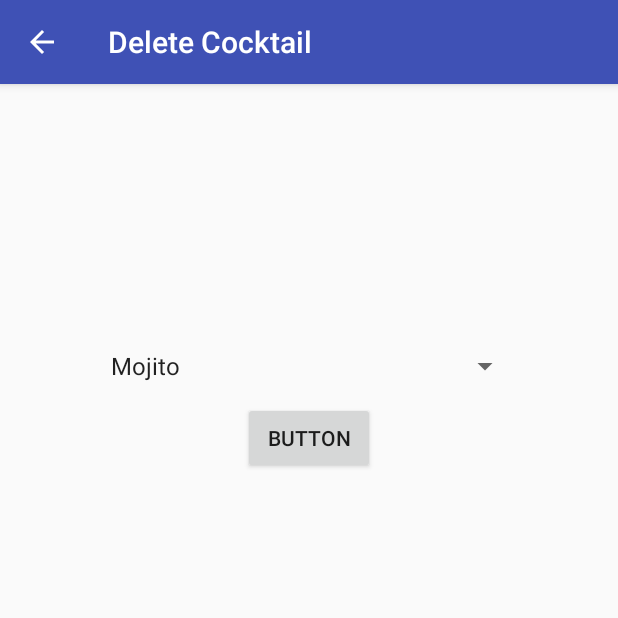
After one commit to scottishasian/Drinkable, an Android app: the DeleteActivity screen opened directly, with no data from a screen before it, on a phone screen of 412 x 824 dp, the top half of it. The commit adds this screen. Run offline under Robolectric (Android 15) with nearby library versions, the phone set to English and light mode, and no system bars.

Commit message:
Set up delete page.

```diff
--- a/Drinkable_app/app/src/main/AndroidManifest.xml
+++ b/Drinkable_app/app/src/main/AndroidManifest.xml
@@ -34,7 +34,11 @@
         <activity
             android:name=".Controllers.AddIngredientsToCocktailActivity"
             android:label="@string/cocktail_add_ingred_title"
-            android:parentActivityName=".Controllers.AddingActivity" ></activity>
+            android:parentActivityName=".Controllers.AddingActivity" />
+        <activity
+            android:name=".Controllers.DeleteActivity"
+            android:label="@string/cocktail_delete_title"
+            android:parentActivityName=".Controllers.ChoicesActivity"></activity>
     </application>
 
 </manifest>
--- a/Drinkable_app/app/src/main/java/com/example/kynansong/drinkable/Controllers/ChoicesActivity.java
+++ b/Drinkable_app/app/src/main/java/com/example/kynansong/drinkable/Controllers/ChoicesActivity.java
@@ -98,6 +98,9 @@ public class ChoicesActivity extends AppCompatActivity {
         if(item.getItemId() == R.id.action_add_cocktail) {
             Intent intent = new Intent(this, AddingActivity.class);
             startActivity(intent);
+        } else if(item.getItemId() == R.id.action_delete_cocktail) {
+            Intent intent = new Intent(this, DeleteActivity.class);
+            startActivity(intent);
         }
         return true;
     }
--- /dev/null
+++ b/Drinkable_app/app/src/main/java/com/example/kynansong/drinkable/Controllers/DeleteActivity.java
@@ -0,0 +1,55 @@
+package com.example.kynansong.drinkable.Controllers;
+
+import android.support.v7.app.AppCompatActivity;
+import android.os.Bundle;
+import android.widget.ArrayAdapter;
+import android.widget.Button;
+import android.widget.Spinner;
+
+import com.example.kynansong.drinkable.Database.DrinkableDatabase;
+import com.example.kynansong.drinkable.Models.Cocktails;
+import com.example.kynansong.drinkable.R;
+import com.example.kynansong.drinkable.Repo.CocktailsRepo;
+
+import java.util.ArrayList;
+import java.util.List;
+
+public class DeleteActivity extends AppCompatActivity {
+
+    private List<Cocktails> drinks;
+    private DrinkableDatabase db;
+    private Button delete_cocktail;
+    private Spinner spinner_cocktails1;
+
+    @Override
+    protected void onCreate(Bundle savedInstanceState) {
+        super.onCreate(savedInstanceState);
+        setContentView(R.layout.activity_delete);
+
+        db = new DrinkableDatabase(this);
+
+        spinner_cocktails1 = (Spinner) findViewById(R.id.delete_cocktail_list);
+        delete_cocktail = (Button) findViewById(R.id.delete_button);
+
+        insertCocktails();
+    }
+
+    public void insertCocktails() {
+
+        CocktailsRepo cocktailsRepo = new CocktailsRepo(this);
+
+        this.drinks = cocktailsRepo.getAllCocktails();
+
+        ArrayList<String> drink_item = new ArrayList<>();
+
+        for(Cocktails cocktails : this.drinks) {
+            drink_item.add(cocktails.getCocktailName());
+        }
+
+
+        ArrayAdapter<String> adapter1 = new ArrayAdapter<String>(this,
+                android.R.layout.simple_spinner_item, drink_item);
+
+        spinner_cocktails1.setAdapter(adapter1);
+    }
+}
--- a/Drinkable_app/app/src/main/java/com/example/kynansong/drinkable/Database/DrinkableDatabase.java
+++ b/Drinkable_app/app/src/main/java/com/example/kynansong/drinkable/Database/DrinkableDatabase.java
@@ -28,7 +28,7 @@ public class DrinkableDatabase extends SQLiteOpenHelper {
 
     private static final String DATABASE_NAME = "drinkable.db";
     private static final String TAG = DrinkableDatabase.class.getSimpleName().toString();
-    private static final int VERSION = 5042;
+    private static final int VERSION = 5043;
     CocktailsRepo cocktails;
     IngredientsRepo ingredients;
     DrinksRepo drinks;
--- a/Drinkable_app/app/src/main/java/com/example/kynansong/drinkable/Repo/CocktailsRepo.java
+++ b/Drinkable_app/app/src/main/java/com/example/kynansong/drinkable/Repo/CocktailsRepo.java
@@ -238,7 +238,7 @@ public class CocktailsRepo {
 //    public void deleteCocktail(int cocktailID) {
 //        String stringID = Integer.toString(cocktailID);
 //        List<Cocktails> cocktails = new ArrayList();
-//        String selectQuery = "SELECT * FROM " + TABLE_COCKTAILS
+//        String selectQuery = "DELETE FROM " + TABLE_COCKTAILS
 //                + " WHERE " + KEY_COCKTAIL_ID + " = " + stringID;;
 //        DrinkableDatabase drinkableDatabase = new DrinkableDatabase(this.context);
 //        SQLiteDatabase db = drinkableDatabase.getReadableDatabase();
--- /dev/null
+++ b/Drinkable_app/app/src/main/res/layout/activity_delete.xml
@@ -0,0 +1,32 @@
+<?xml version="1.0" encoding="utf-8"?>
+<android.support.constraint.ConstraintLayout xmlns:android="http://schemas.android.com/apk/res/android"
+    xmlns:app="http://schemas.android.com/apk/res-auto"
+    xmlns:tools="http://schemas.android.com/tools"
+    android:layout_width="match_parent"
+    android:layout_height="match_parent"
+    tools:context="com.example.kynansong.drinkable.Controllers.DeleteActivity">
+
+    <Spinner
+        android:id="@+id/delete_cocktail_list"
+        android:layout_width="281dp"
+        android:layout_height="32dp"
+        android:layout_marginEnd="8dp"
+        android:layout_marginStart="8dp"
+        android:layout_marginTop="172dp"
+        app:layout_constraintEnd_toEndOf="parent"
+        app:layout_constraintHorizontal_bias="0.505"
+        app:layout_constraintStart_toStartOf="parent"
+        app:layout_constraintTop_toTopOf="parent" />
+
+    <Button
+        android:id="@+id/delete_button"
+        android:layout_width="wrap_content"
+        android:layout_height="wrap_content"
+        android:layout_marginEnd="8dp"
+        android:layout_marginStart="8dp"
+        android:layout_marginTop="8dp"
+        android:text="Button"
+        app:layout_constraintEnd_toEndOf="parent"
+        app:layout_constraintStart_toStartOf="parent"
+        app:layout_constraintTop_toBottomOf="@+id/delete_cocktail_list" />
+</android.support.constraint.ConstraintLayout>
--- a/Drinkable_app/app/src/main/res/menu/activity_choices.xml
+++ b/Drinkable_app/app/src/main/res/menu/activity_choices.xml
@@ -2,5 +2,7 @@
 <menu xmlns:android="http://schemas.android.com/apk/res/android">
     <item android:id="@+id/action_add_cocktail"
         android:title="@string/add_cocktail"/>
+    <item android:id="@+id/action_delete_cocktail"
+        android:title="@string/delete_cocktail"/>
 
 </menu>
--- a/Drinkable_app/app/src/main/res/values/strings.xml
+++ b/Drinkable_app/app/src/main/res/values/strings.xml
@@ -15,4 +15,6 @@
     <string name="example_description">Add ingredients to glass and stir over ice.</string>
     <string name="ingred_added">Add Ingredient to Cocktail</string>
     <string name="cocktail_add_ingred_title">Add Ingredients to Cocktail</string>
+    <string name="cocktail_delete_title">Delete Cocktail</string>
+    <string name="delete_cocktail">Delete Cocktail</string>
 </resources>
```
